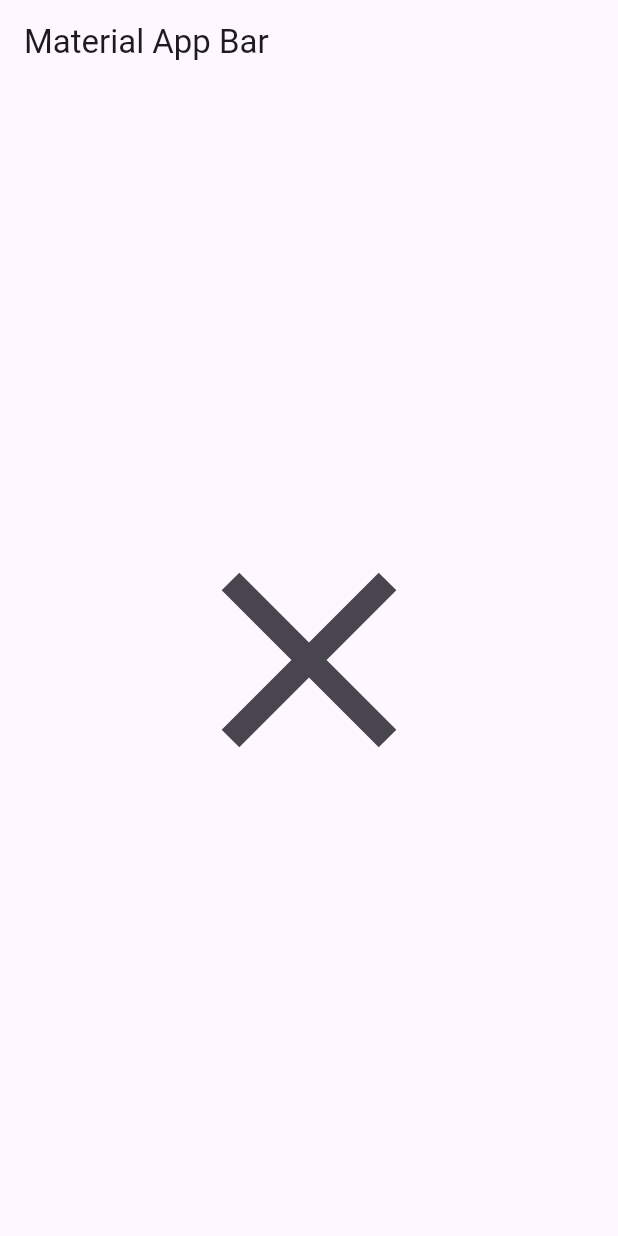
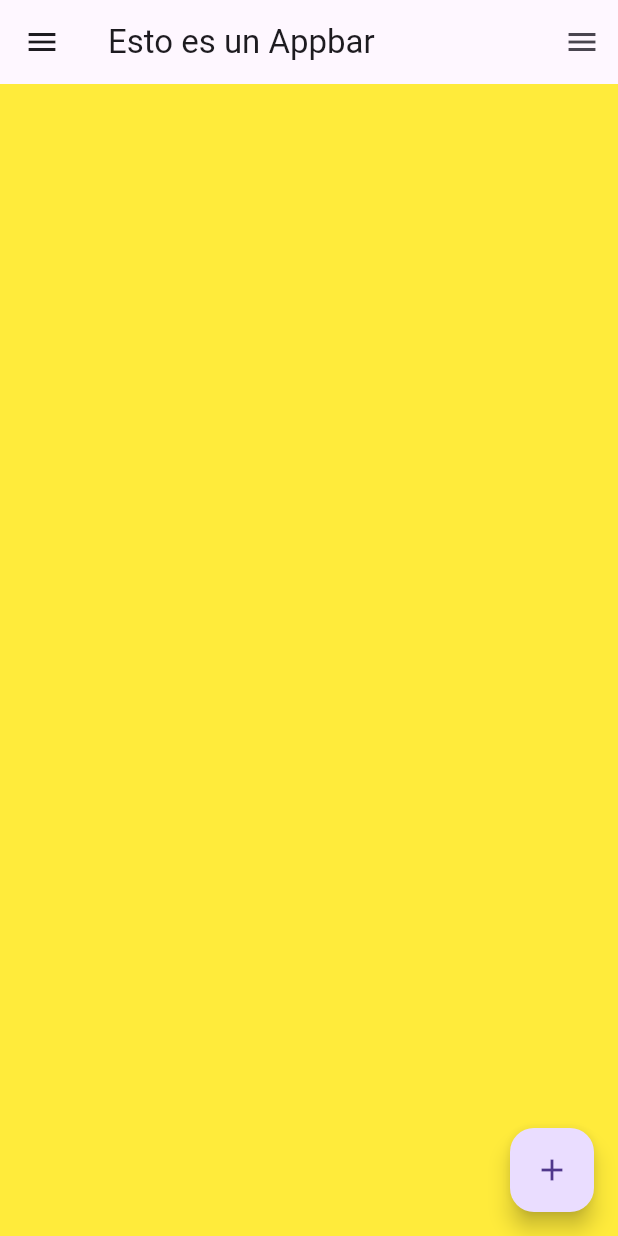
Before and after one commit to sebudea/FlutterLearn, a Flutter app: the screen it shows after launch, on a phone screen of 412 x 824 dp. Run offline on Flutter 3.47's test engine with Material 3 defaults, Android fonts, the phone set to English and light mode, and no system bars.

Commit message:
Flutter Scaffold

```diff
--- a/lib/main.dart
+++ b/lib/main.dart
@@ -11,16 +11,16 @@ class MyApp extends StatelessWidget {
       title: 'Material App',
       home: Scaffold(
         appBar: AppBar(
-          title: const Text('Material App Bar'),
+          title: Text("Esto es un Appbar"),
         ),
-        body: Center(
-            child: IconButton(
-          onPressed: () {
-            print("Hola");
-          },
-          icon: Icon(Icons.close),
-          iconSize: 200,
-        )),
+        body: Center(),
+        backgroundColor: Colors.yellow,
+        floatingActionButton: FloatingActionButton(
+          onPressed: () {},
+          child: Icon(Icons.add),
+        ),
+        drawer: Drawer(),
+        endDrawer: Drawer(),
       ),
     );
   }
```
